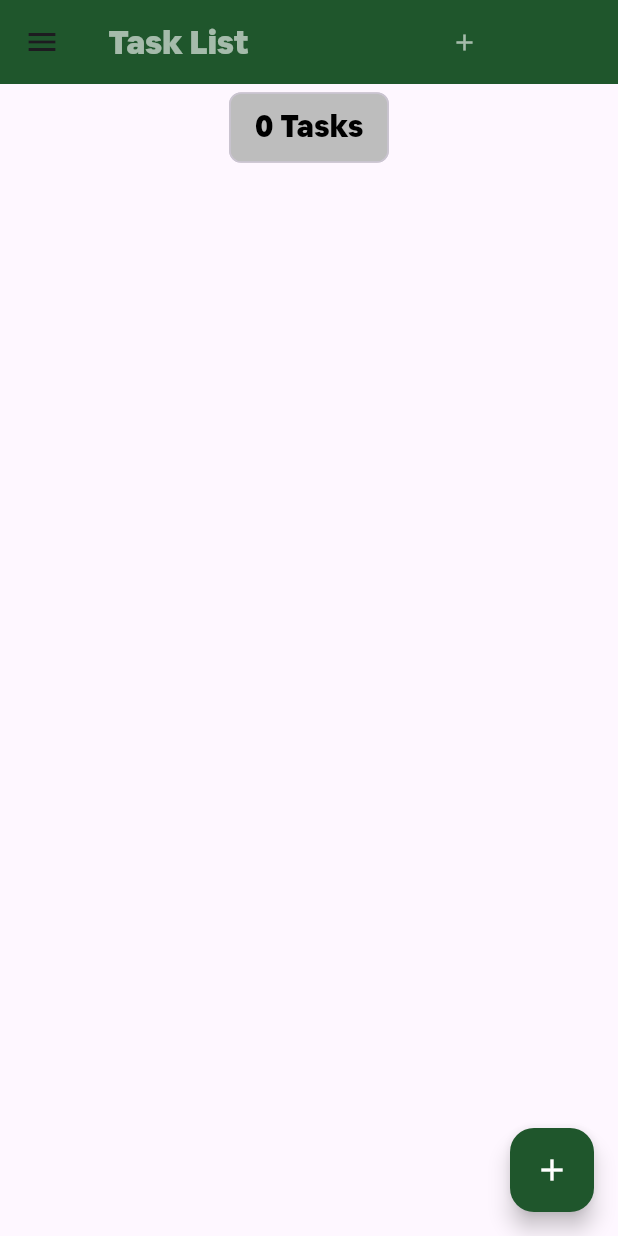
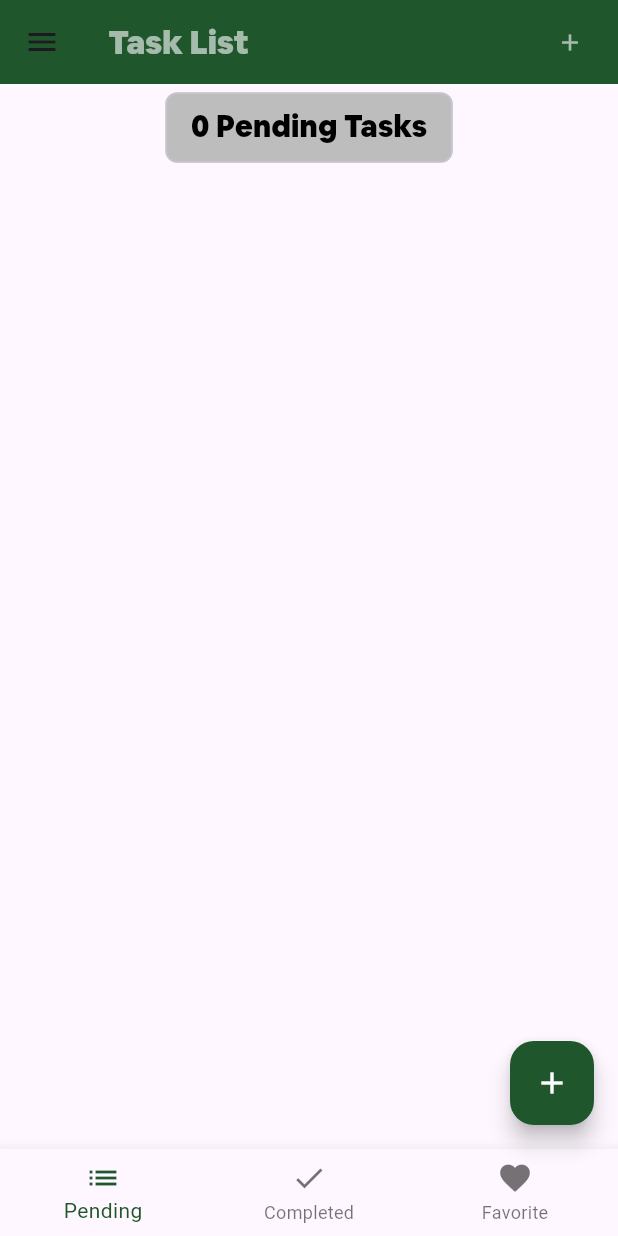
Before and after one commit to irshad800/todoAPP, a Flutter app: the screen it shows after launch, on a phone screen of 412 x 824 dp. Run offline on Flutter 3.47's test engine with Material 3 defaults, Android fonts, the phone set to English and light mode, and no system bars; our stand-ins replace equatable, flutter_bloc, hydrated_bloc.

Commit message:
add completed task page

```diff
--- a/lib/main.dart
+++ b/lib/main.dart
@@ -1,6 +1,6 @@
 import 'package:flutter/material.dart';
 import 'package:path_provider/path_provider.dart';
-import 'package:todoapp/screens/task_screen.dart';
+import 'package:todoapp/screens/tabs_screen.dart';
 import 'package:todoapp/services/app_router.dart';
 
 import 'bloc/bloc_exports.dart';
@@ -29,7 +29,7 @@ class MyApp extends StatelessWidget {
     return BlocProvider(
       create: (context) => TasksBloc(),
       child: MaterialApp(
-        home: TaskScreen(),
+        home: TabScreen(),
         onGenerateRoute: appRouter.onGenerateRoute,
       ),
     );
--- /dev/null
+++ b/lib/screens/pending_screen.dart
@@ -0,0 +1,89 @@
+import 'package:flutter/material.dart';
+
+import '../bloc/bloc_exports.dart';
+import '../model/task.dart';
+import '../utils/colors.dart';
+import '../widgets/task_tile.dart';
+import 'add_task_screen.dart';
+import 'drawer.dart';
+
+class PendingScreen extends StatelessWidget {
+  PendingScreen({Key? key}) : super(key: key);
+  static const id = "task_screen";
+  final TextEditingController titleController = TextEditingController();
+  void _addTask(BuildContext context) {
+    showModalBottomSheet(
+      backgroundColor: primaryColors,
+      context: context,
+      builder: (context) => SingleChildScrollView(
+        child: AddTaskScreen(
+          titleController: titleController,
+        ),
+      ),
+    );
+  }
+
+  @override
+  Widget build(BuildContext context) {
+    return BlocBuilder<TasksBloc, TasksState>(
+      builder: (context, state) {
+        List<Task> pendingTasks =
+            state.allTasks.where((task) => !task.isDone!).toList();
+
+        return Scaffold(
+          drawer: MyDrawer(),
+          appBar: AppBar(
+            backgroundColor: primaryColors,
+            title: const Text(
+              'Task List',
+              style: TextStyle(fontFamily: "Airbnb", color: Colors.white60),
+            ),
+            actions: [
+              TextButton(
+                onPressed: () => _addTask(context),
+                child: const Icon(
+                  Icons.add,
+                  color: Colors.white60,
+                ),
+              ),
+            ],
+          ),
+          body: Column(
+            children: [
+              const SizedBox(height: 5),
+              Center(
+                child: Chip(
+                  label: Text(
+                    "${pendingTasks.length} Pending Tasks",
+                    style: TextStyle(
+                      fontFamily: "Airbnb",
+                      fontWeight: FontWeight.bold,
+                      fontSize: 20,
+                    ),
+                  ),
+                  backgroundColor: Colors.grey[400],
+                  labelStyle: const TextStyle(color: Colors.black),
+                ),
+              ),
+              const SizedBox(height: 10),
+              Expanded(
+                child: ListView.builder(
+                  itemCount: pendingTasks.length,
+                  itemBuilder: (context, index) {
+                    final task = pendingTasks[index];
+                    return TaskTile(
+                      task: task,
+                      onTaskToggle: (task) {
+                        context.read<TasksBloc>().add(UpdateTask(task: task));
+                      },
+                    );
+                  },
+                ),
+              ),
+            ],
+          ),
+        );
+      },
+    );
+  }
+}
--- /dev/null
+++ b/lib/screens/tabs_screen.dart
@@ -0,0 +1,76 @@
+import 'package:flutter/material.dart';
+import 'package:todoapp/screens/drawer.dart';
+import 'package:todoapp/screens/pending_screen.dart';
+
+import '../utils/colors.dart';
+import 'add_task_screen.dart';
+import 'completed_task.dart';
+import 'favourite_screen.dart';
+
+class TabScreen extends StatelessWidget {
+  const TabScreen({super.key});
+  static const id = "tabs_screen";
+
+  @override
+  Widget build(BuildContext context) {
+    final TextEditingController titleController = TextEditingController();
+    final PageController pageController = PageController();
+
+    void _addTask(BuildContext context) {
+      showModalBottomSheet(
+        backgroundColor: primaryColors,
+        context: context,
+        builder: (context) => SingleChildScrollView(
+          child: AddTaskScreen(
+            titleController: titleController,
+          ),
+        ),
+      );
+    }
+
+    void _onItemTapped(int index) {
+      pageController.jumpToPage(index);
+    }
+
+    return Scaffold(
+      drawer: MyDrawer(),
+      body: PageView(
+        controller: pageController,
+        onPageChanged: (index) {},
+        children: [
+          PendingScreen(),
+          CompletedScreen(),
+          FavouriteScreen(),
+        ],
+      ),
+      floatingActionButton: FloatingActionButton(
+        backgroundColor: primaryColors,
+        onPressed: () => _addTask(context),
+        child: const Icon(
+          Icons.add,
+          color: Colors.white,
+        ),
+      ),
+      bottomNavigationBar: BottomNavigationBar(
+        currentIndex:
+            pageController.hasClients ? pageController.page?.toInt() ?? 0 : 0,
+        onTap: _onItemTapped,
+        selectedItemColor: primaryColors,
+        items: const [
+          BottomNavigationBarItem(
+            icon: Icon(Icons.list),
+            label: "Pending",
+          ),
+          BottomNavigationBarItem(
+            icon: Icon(Icons.done),
+            label: "Completed",
+          ),
+          BottomNavigationBarItem(
+            icon: Icon(Icons.favorite),
+            label: "Favorite",
+          ),
+        ],
+      ),
+    );
+  }
+}
--- a/lib/screens/task_screen.dart
+++ /dev/null
@@ -1,90 +0,0 @@
-import 'package:flutter/material.dart';
-import 'package:todoapp/screens/drawer.dart';
-import 'package:todoapp/utils/colors.dart';
-
-import '../bloc/bloc_exports.dart';
-import '../model/task.dart';
-import '../widgets/task_lists.dart';
-import 'add_task_screen.dart';
-
-class TaskScreen extends StatelessWidget {
-  TaskScreen({Key? key}) : super(key: key);
-  static const id = "task_screen";
-  TextEditingController titleController = TextEditingController();
-  void _addTask(BuildContext context) {
-    showModalBottomSheet(
-      backgroundColor: primaryColors,
-      context: context,
-      builder: (context) => SingleChildScrollView(
-        child: AddTaskScreen(titleController: titleController),
-      ),
-    );
-  }
-
-  @override
-  Widget build(BuildContext context) {
-    return BlocBuilder<TasksBloc, TasksState>(
-      builder: (context, state) {
-        List<Task> tasksLists = state.allTasks;
-        return Scaffold(
-          appBar: AppBar(
-            backgroundColor: primaryColors,
-            title: Row(
-              children: [
-                const Text(
-                  'Task List',
-                  style: TextStyle(fontFamily: "Airbnb", color: Colors.white60),
-                ),
-                SizedBox(
-                  width: 112,
-                ),
-                TextButton(
-                  onPressed: () => _addTask(context),
-                  child: const Icon(
-                    Icons.add,
-                    color: Colors.white60,
-                  ),
-                ),
-              ],
-            ),
-          ),
-          drawer: MyDrawer(),
-          body: Column(
-            children: [
-              SizedBox(
-                height: 5,
-              ),
-              Center(
-                  child: Chip(
-                label: Text(
-                  "${state.allTasks.length} Tasks",
-                  style: TextStyle(
-                    fontFamily: "Airbnb",
-                    fontWeight: FontWeight.bold,
-                    fontSize: 20,
-                  ),
-                ),
-                backgroundColor: Colors.grey[400],
-                labelStyle: TextStyle(color: Colors.black),
-              )),
-              SizedBox(
-                height: 10,
-              ),
-              TaskLists(
-                taskList: tasksLists,
-              ),
-            ],
-          ),
-          floatingActionButton: FloatingActionButton(
-            backgroundColor: primaryColors,
-            onPressed: () => _addTask(context),
-            child: Icon(
-              Icons.add,
-              color: Colors.white,
-            ),
-          ),
-        );
-      },
-    );
-  }
-}
--- a/lib/widgets/task_lists.dart
+++ b/lib/widgets/task_lists.dart
@@ -18,7 +18,10 @@ class TaskLists extends StatelessWidget {
         itemCount: taskList.length,
         itemBuilder: (context, index) {
           var task = taskList[index];
-          return TaskTile(task: task);
+          return TaskTile(
+            task: task,
+            onTaskToggle: (Task) {},
+          );
         },
       ),
     );
```
Also changed, not shown: lib/bloc/task_bloc.dart (+8 -5 lines), lib/screens/completed_task.dart (added, +69 -0 lines), lib/screens/drawer.dart (+6 -4 lines), lib/screens/favourite_screen.dart (added, +55 -0 lines), lib/services/app_router.dart (+5 -3 lines), lib/widgets/bottom_nav.dart (added, +45 -0 lines), lib/widgets/task_tile.dart (+9 -12 lines).
